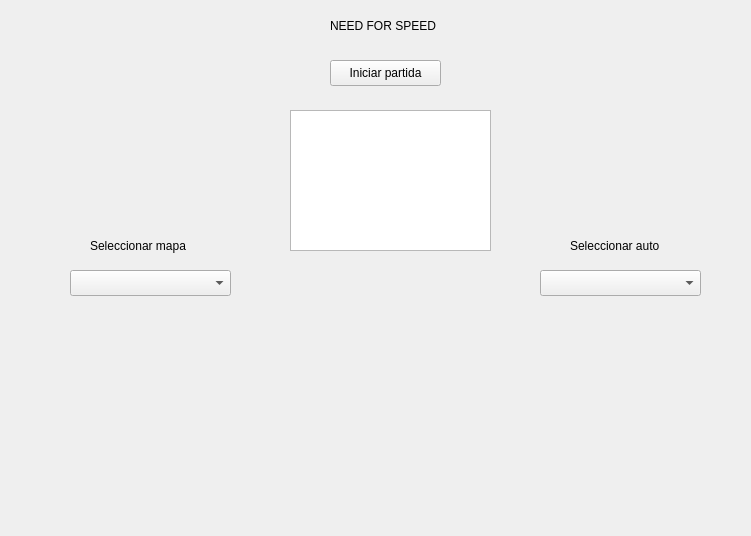
This is client/Pantallas/lobbyscreen.ui in Taller-de-Programacion-2c2025-Grupo-20/TP_final-2025c2-Grupo20 as Qt 5 draws it before an edit. The edited form follows.
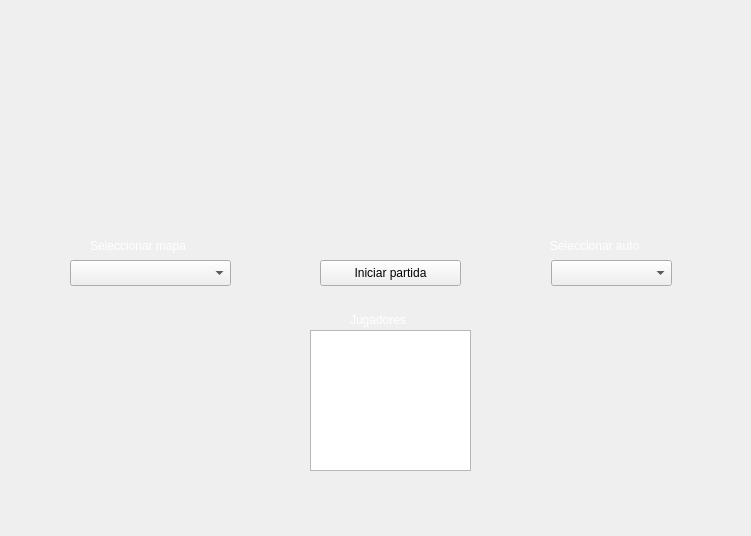
This is the edited form.

```diff
--- a/client/Pantallas/lobbyscreen.ui
+++ b/client/Pantallas/lobbyscreen.ui
@@ -13,28 +13,11 @@
   <property name="windowTitle">
    <string>Form</string>
   </property>
-  <widget class="QLabel" name="title">
-   <property name="geometry">
-    <rect>
-     <x>330</x>
-     <y>10</y>
-     <width>121</width>
-     <height>31</height>
-    </rect>
-   </property>
-   <property name="styleSheet">
-    <string notr="true">
-font: 500 11pt &quot;Ubuntu Sans&quot;;</string>
-   </property>
-   <property name="text">
-    <string>NEED FOR SPEED</string>
-   </property>
-  </widget>
   <widget class="QStackedWidget" name="stackedWidget_Lobby">
    <property name="geometry">
     <rect>
      <x>30</x>
-     <y>40</y>
+     <y>30</y>
      <width>701</width>
      <height>481</height>
     </rect>
@@ -46,9 +29,9 @@
     <widget class="QListWidget" name="playerListWidget">
      <property name="geometry">
       <rect>
-       <x>260</x>
-       <y>70</y>
-       <width>201</width>
+       <x>280</x>
+       <y>300</y>
+       <width>161</width>
        <height>141</height>
       </rect>
      </property>
@@ -56,9 +39,9 @@
     <widget class="QPushButton" name="startButton">
      <property name="geometry">
       <rect>
-       <x>300</x>
-       <y>20</y>
-       <width>111</width>
+       <x>290</x>
+       <y>230</y>
+       <width>141</width>
        <height>26</height>
       </rect>
      </property>
@@ -80,13 +63,13 @@
      <property name="geometry">
       <rect>
        <x>60</x>
-       <y>190</y>
+       <y>200</y>
        <width>121</width>
        <height>31</height>
       </rect>
      </property>
      <property name="styleSheet">
-      <string notr="true">
+      <string notr="true">color: white;
 font: 500 11pt &quot;Ubuntu Sans&quot;;</string>
      </property>
      <property name="text">
@@ -96,14 +79,14 @@
     <widget class="QLabel" name="title_3">
      <property name="geometry">
       <rect>
-       <x>540</x>
-       <y>190</y>
+       <x>520</x>
+       <y>200</y>
        <width>121</width>
        <height>31</height>
       </rect>
      </property>
      <property name="styleSheet">
-      <string notr="true">
+      <string notr="true">color: white;
 font: 500 11pt &quot;Ubuntu Sans&quot;;</string>
      </property>
      <property name="text">
@@ -113,9 +96,9 @@
     <widget class="QComboBox" name="carComboBox">
      <property name="geometry">
       <rect>
-       <x>510</x>
+       <x>521</x>
        <y>230</y>
-       <width>161</width>
+       <width>121</width>
        <height>26</height>
       </rect>
      </property>
@@ -142,7 +125,7 @@
     <widget class="QLabel" name="label_carPreview">
      <property name="geometry">
       <rect>
-       <x>529</x>
+       <x>520</x>
        <y>280</y>
        <width>121</width>
        <height>101</height>
@@ -158,14 +141,30 @@
       <string/>
      </property>
     </widget>
+    <widget class="QLabel" name="label">
+     <property name="geometry">
+      <rect>
+       <x>320</x>
+       <y>280</y>
+       <width>71</width>
+       <height>20</height>
+      </rect>
+     </property>
+     <property name="styleSheet">
+      <string notr="true">color: white;</string>
+     </property>
+     <property name="text">
+      <string>Jugadores</string>
+     </property>
+    </widget>
    </widget>
    <widget class="QWidget" name="page_Selection">
     <widget class="QPushButton" name="createButton">
      <property name="geometry">
       <rect>
-       <x>300</x>
-       <y>50</y>
-       <width>111</width>
+       <x>280</x>
+       <y>230</y>
+       <width>131</width>
        <height>26</height>
       </rect>
      </property>
@@ -176,8 +175,8 @@
     <widget class="QLineEdit" name="matchNameEdit">
      <property name="geometry">
       <rect>
-       <x>290</x>
-       <y>80</y>
+       <x>280</x>
+       <y>260</y>
        <width>131</width>
        <height>26</height>
       </rect>
@@ -196,23 +195,23 @@
     <widget class="QPushButton" name="joinButton">
      <property name="geometry">
       <rect>
-       <x>300</x>
-       <y>150</y>
-       <width>111</width>
+       <x>250</x>
+       <y>300</y>
+       <width>191</width>
        <height>26</height>
       </rect>
      </property>
      <property name="text">
-      <string>Unirse a partida</string>
+      <string>Unirse a partida existente</string>
      </property>
     </widget>
     <widget class="QListWidget" name="matchListWidget">
      <property name="geometry">
       <rect>
-       <x>230</x>
-       <y>190</y>
-       <width>256</width>
-       <height>192</height>
+       <x>250</x>
+       <y>330</y>
+       <width>191</width>
+       <height>151</height>
       </rect>
      </property>
     </widget>
```
